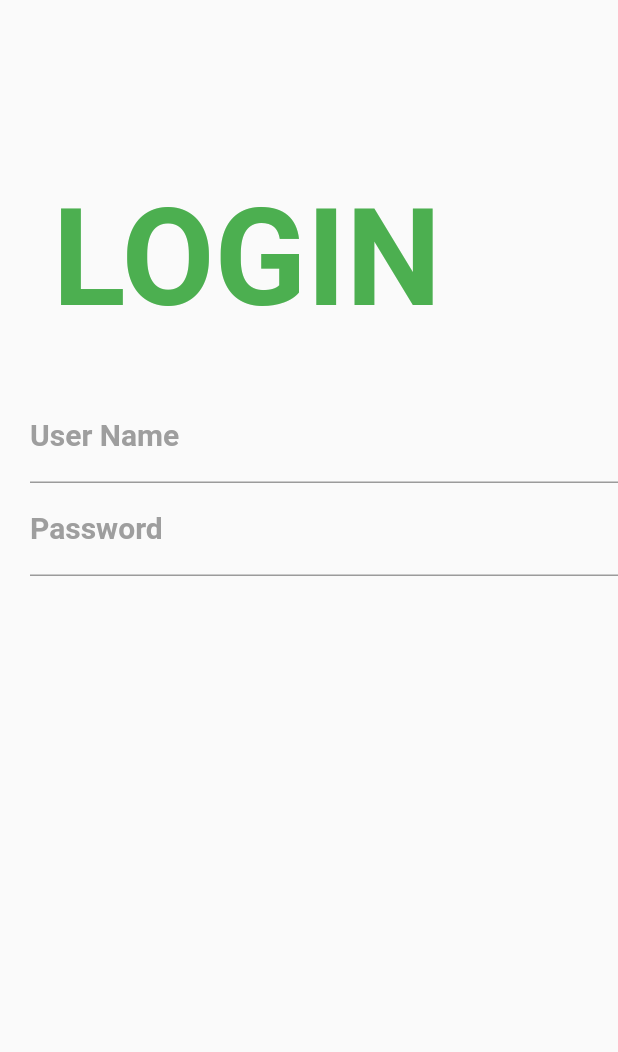
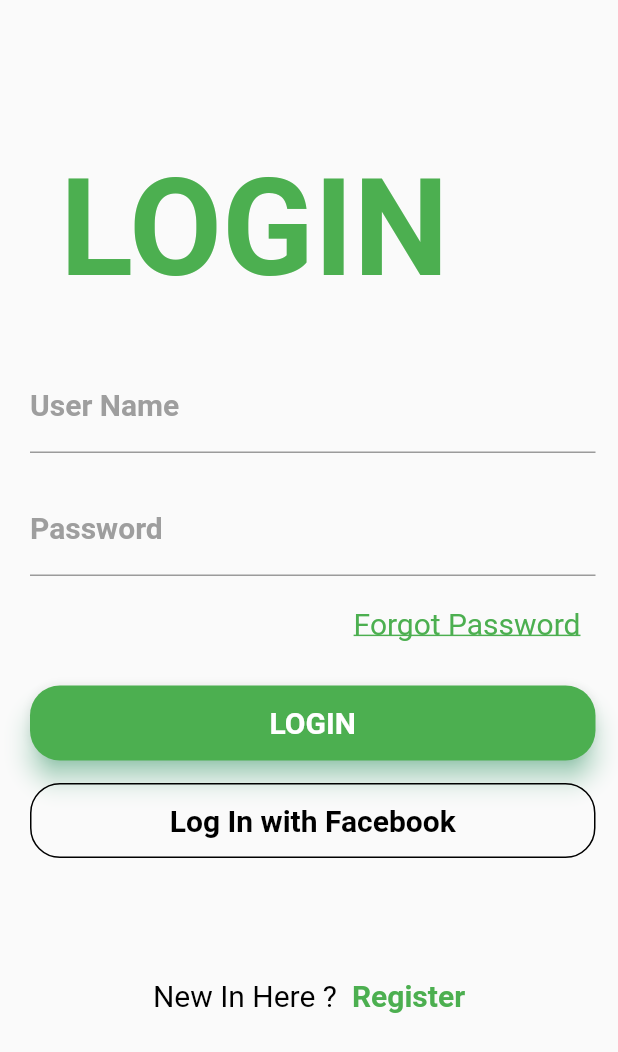
Before and after one commit to makindejamiu/login-form, a Flutter app: the screen it shows after launch, on a phone screen of 412 x 824 dp. Shown: the top 1052 px of the screen. Run offline on Flutter 3.47's test engine with Material 2 defaults, Android fonts, the phone set to English and light mode, and no system bars.

Commit message:
logIn 95% complete

```diff
--- /dev/null
+++ b/lib/Register.dart
@@ -0,0 +1,15 @@
+import 'package:flutter/material.dart';
+
+class Register extends StatefulWidget {
+  @override
+  _RegisterState createState() => _RegisterState();
+}
+
+class _RegisterState extends State<Register> {
+  @override
+  Widget build(BuildContext context) {
+    return Container(
+
+    );
+  }
+}
--- /dev/null
+++ b/lib/home_message.dart
@@ -0,0 +1,15 @@
+import 'package:flutter/material.dart';
+
+class Home extends StatefulWidget {
+  @override
+  _HomeState createState() => _HomeState();
+}
+
+class _HomeState extends State<Home> {
+  @override
+  Widget build(BuildContext context) {
+    return Container(
+
+    );
+  }
+}
--- a/lib/main.dart
+++ b/lib/main.dart
@@ -1,4 +1,6 @@
 import 'package:flutter/material.dart';
+import 'Register.dart';
+import 'home_message.dart';
 
 void main() {
   runApp(MyApp());
@@ -11,9 +13,12 @@ class MyApp extends StatelessWidget {
     return MaterialApp(
       title: 'First Project',
       theme: ThemeData(
-
         primarySwatch: Colors.blue,
       ),
+      routes: <String, WidgetBuilder>{
+        '\register': (BuildContext context) => Register(),
+        '\home_message': (BuildContext context) => Home()
+      },
       home: logIn(),
     );
   }
@@ -32,15 +37,17 @@ class _logInState extends State<logIn> {
           crossAxisAlignment: CrossAxisAlignment.start,
           children: <Widget>[
             Container(
-            padding: EdgeInsets.fromLTRB(35.0, 120.0, 0.0, 0.0),
+              padding: EdgeInsets.fromLTRB(40.0, 100.0, 0.0, 0.0),
               child: Text(
                 'LOGIN',
-              style: TextStyle(color: Colors.green,
+                style: TextStyle(
+                    color: Colors.green,
                     fontSize: 90.0,
                     fontWeight: FontWeight.bold),
-            ),),
+              ),
+            ),
             Container(
-            padding: EdgeInsets.fromLTRB(20.0, 35.0, 0.0, 0.0),
+              padding: EdgeInsets.fromLTRB(20.0, 35.0, 15.0, 0.0),
               child: Column(
                 children: <Widget>[
                   TextField(
@@ -49,29 +56,106 @@ class _logInState extends State<logIn> {
                         labelStyle: TextStyle(
                             fontWeight: FontWeight.bold,
                             fontSize: 20.0,
-                      color: Colors.grey
+                            color: Colors.grey),
+                        focusedBorder: UnderlineInputBorder(
+                            borderSide: BorderSide(color: Colors.green))),
                   ),
-                    focusedBorder: UnderlineInputBorder(
-                      borderSide: BorderSide(color: Colors.green))
-                  ),
-                ),
+                  SizedBox(height: 20.0),
                   TextField(
                     decoration: InputDecoration(
                         labelText: 'Password',
                         labelStyle: TextStyle(
                             fontWeight: FontWeight.bold,
                             fontSize: 20.0,
-                      color: Colors.grey
-                    ),
+                            color: Colors.grey),
                         focusedBorder: UnderlineInputBorder(
-                      borderSide: BorderSide(color: Colors.green))
-                  ),
+                            borderSide: BorderSide(color: Colors.green))),
                     obscureText: true,
                   ),
+                  SizedBox(height: 5.0),
+                  Container(
+                      alignment: Alignment(1.0, 0.0),
+                      padding: EdgeInsets.only(top: 15.0, right: 10.0),
+                      child: InkWell(
+                        child: Text(
+                          'Forgot Password',
+                          style: TextStyle(
+                              color: Colors.green,
+                              fontSize: 20.0,
+                              decoration: TextDecoration.underline),
+                        ),
+                      )),
+                  SizedBox(height: 30.0),
+                  Container(
+                    height: 50.0,
+                    child: Material(
+                      borderRadius: BorderRadius.circular(20.0),
+                      shadowColor: Colors.greenAccent,
+                      color: Colors.green,
+                      elevation: 7.0,
+                      child: GestureDetector(
+                        onTap: () {
+                          Navigator.pushNamed(context, '\home_message');
+                        },
+                        child: Center(
+                          child: Text(
+                            'LOGIN',
+                            style: TextStyle(
+                                color: Colors.white,
+                                fontSize: 20.0,
+                                fontWeight: FontWeight.bold),
+                          ),
+                        ),
+                      ),
+                    ),
+                  ),
+                  SizedBox(height: 15.0),
+                  Container(
+                      height: 50.0,
+                      color: Colors.transparent,
+                      child: Container(
+                          decoration: BoxDecoration(
+                              borderRadius: BorderRadius.circular(20.0),
+                              border: Border.all(
+                                  color: Colors.black,
+                                  width: 1.0,
+                                  style: BorderStyle.solid)),
+                          child: Center(
+                            child: (Text(
+                              'Log In with Facebook',
+                              style: TextStyle(
+                                  color: Colors.black,
+                                  fontSize: 20.0,
+                                  fontWeight: FontWeight.bold),
+                            )),
+                          ))),
                 ],
-            ),)
+              ),
+            ),
+            SizedBox(height: 80.0),
+            Row(
+              mainAxisAlignment: MainAxisAlignment.center,
+              children: [
+                Text(
+                  'New In Here ?',
+                  style: TextStyle(color: Colors.black, fontSize: 20.0),
+                ),
+                SizedBox(width: 10.0),
+                InkWell(
+                  onTap: () {
+                    Navigator.pushNamed(context, '\register');
+                  },
+                  child: Text(
+                    'Register',
+                    style: TextStyle(
+                        color: Colors.green,
+                        fontSize: 20.0,
+                        fontWeight: FontWeight.bold),
+                  ),
+                )
+              ],
+            )
           ]),
-
     );
   }
 }
```
Lines whose indentation alone changed are shown as unchanged.
